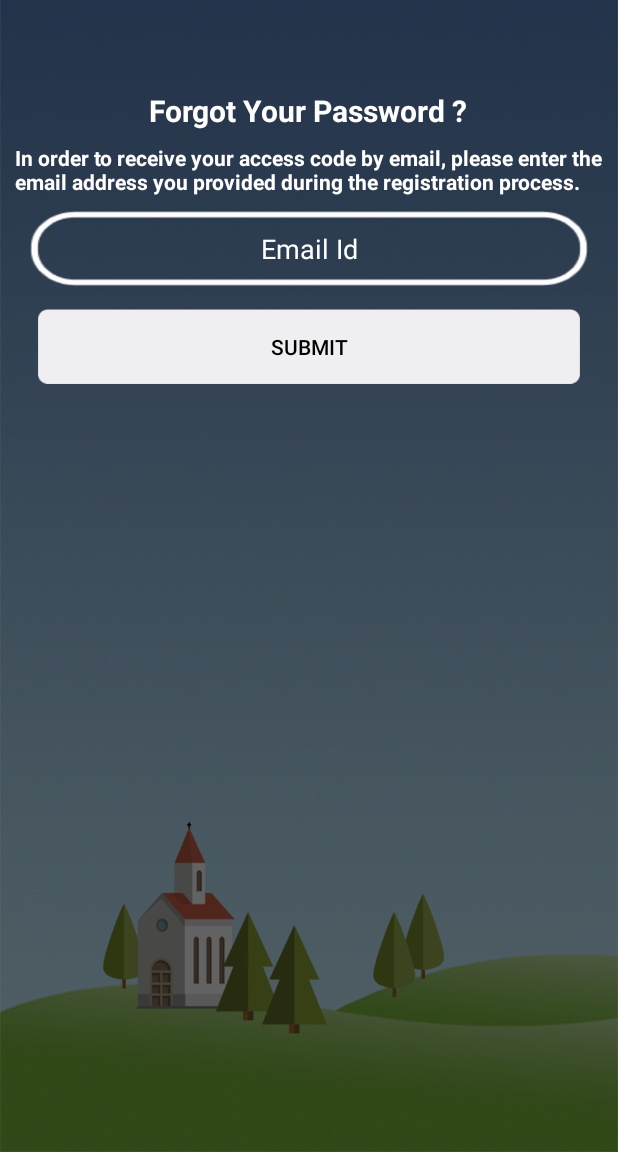
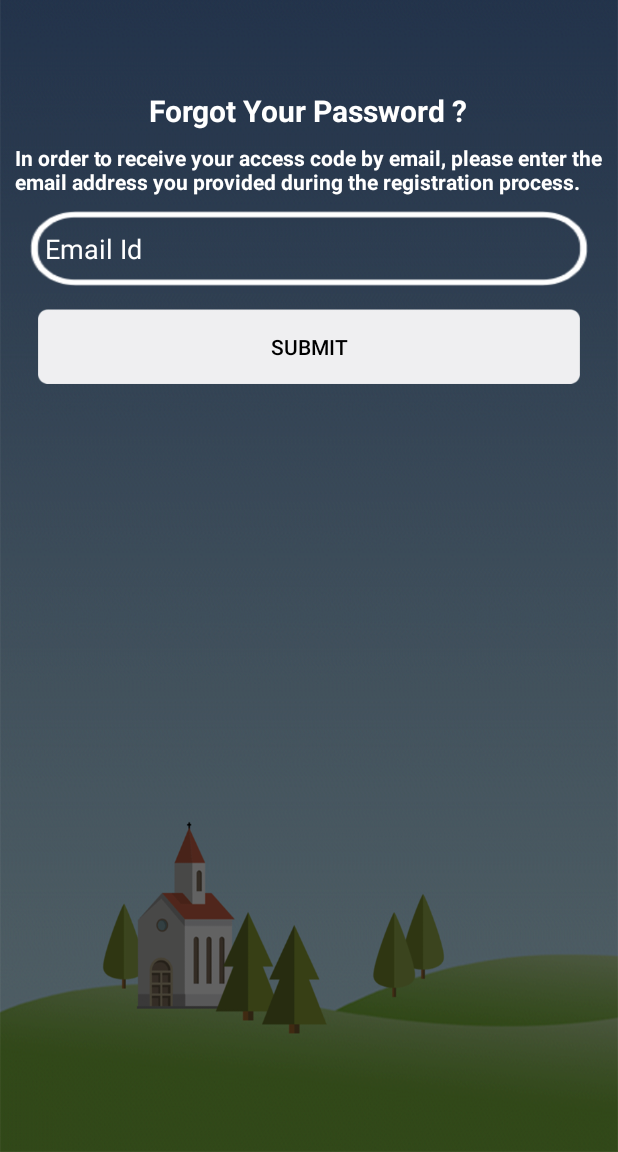
Before and after one commit to priyankaharmale/FindChurches, an Android app: the LoginActivity screen opened directly, with no data from a screen before it, after a tap on "Click here", on a phone screen of 412 x 824 dp, the part 84-1236 px from its top. Run offline under Robolectric (Android 15) with nearby library versions, the phone set to English and light mode, and no system bars; our stand-ins replace Volley; 1 other tap on this screen came first.

Commit message:
06June2018

```diff
--- a/app/build.gradle
+++ b/app/build.gradle
@@ -8,7 +8,7 @@ android {
         minSdkVersion 21
         targetSdkVersion 27
         versionCode 1
-        versionName "1.1"
+        versionName "1.2"
         multiDexEnabled true
 
         testInstrumentationRunner "android.support.test.runner.AndroidJUnitRunner"
--- a/app/src/main/java/hnweb/com/findchurches/activity/LoginActivity.java
+++ b/app/src/main/java/hnweb/com/findchurches/activity/LoginActivity.java
@@ -154,6 +154,7 @@ public class LoginActivity extends AppCompatActivity {
                                                 editor.commit();
                                                 Intent intent = new Intent(LoginActivity.this, MainActivity.class);
                                                 startActivity(intent);
+                                                finish();
                                             }
                                         });
                                 AlertDialog alert = builder.create();
--- /dev/null
+++ b/app/src/main/res/drawable/cursor_editext.xml
@@ -0,0 +1,5 @@
+<?xml version="1.0" encoding="utf-8"?>
+<shape xmlns:android="http://schemas.android.com/apk/res/android" >
+    <size android:width="1.5dp" />
+    <solid android:color="@color/white" />
+</shape>
--- a/app/src/main/res/layout/activity_forgot_password.xml
+++ b/app/src/main/res/layout/activity_forgot_password.xml
@@ -2,8 +2,8 @@
 <ScrollView xmlns:android="http://schemas.android.com/apk/res/android"
     xmlns:app="http://schemas.android.com/apk/res-auto"
     android:layout_width="match_parent"
-    android:background="@drawable/background"
-    android:layout_height="match_parent">
+    android:layout_height="match_parent"
+    android:background="@drawable/background">
 
     <LinearLayout
         android:layout_width="match_parent"
@@ -72,11 +72,13 @@
             android:layout_marginRight="@dimen/dimens_20dp"
             android:layout_marginTop="@dimen/dimens_10dp"
             android:background="@drawable/roundback"
-            android:gravity="center"
-            android:hint="@string/str_emailId"
+            android:hint="Email Id"
             android:inputType="textEmailAddress"
+            android:paddingLeft="@dimen/dimens_10dp"
+
             android:textColor="@color/colorWhite1"
-            android:textColorHint="@color/colorWhite1"></EditText>
+            android:textColorHint="@color/colorWhite1"
+            android:textCursorDrawable="@drawable/cursor_editext"></EditText>
 
         <Button
             android:id="@+id/btn_submit"
--- a/app/src/main/res/layout/activity_recipt.xml
+++ b/app/src/main/res/layout/activity_recipt.xml
@@ -75,7 +75,9 @@
                     android:layout_marginLeft="@dimen/dimens_5dp"
                     android:layout_marginTop="@dimen/dimens_5dp"
                     android:text="@string/txt_history"
-                    android:textSize="@dimen/text_size_16dp" />
+                    android:id="@+id/tv_history"
+                    android:textStyle="bold"
+                    android:textSize="@dimen/text_size_14dp" />
             </RelativeLayout>
 
             <View
--- a/app/src/main/res/layout/church_info.xml
+++ b/app/src/main/res/layout/church_info.xml
@@ -24,7 +24,7 @@
             android:layout_marginTop="@dimen/dimens_15dp"
 
             android:layout_toRightOf="@+id/iv_church"
-            android:text="Church Name"
+            android:text="Loading......"
             android:textColor="@color/colorBlack"
 
             android:textSize="16dp" />
@@ -38,7 +38,7 @@
             android:layout_marginTop="8dp"
             android:layout_toRightOf="@+id/iv_church"
             android:singleLine="false"
-            android:text="dssf"
+            android:text=""
             android:textColor="@color/colorBlack"
             android:textSize="14dp" />
 
```
Also changed, not shown: app/src/main/java/hnweb/com/findchurches/activity/PaymentTotalActivity.java (+7 -0 lines), app/src/main/java/hnweb/com/findchurches/activity/RecipetDetailActivity.java (+16 -4 lines), app/src/main/java/hnweb/com/findchurches/fragment/WokShipFragment.java (+20 -1 lines), app/src/main/res/layout/dialog_payment.xml (+12 -4 lines), app/src/main/res/layout/fragment_me.xml (+4 -4 lines).
